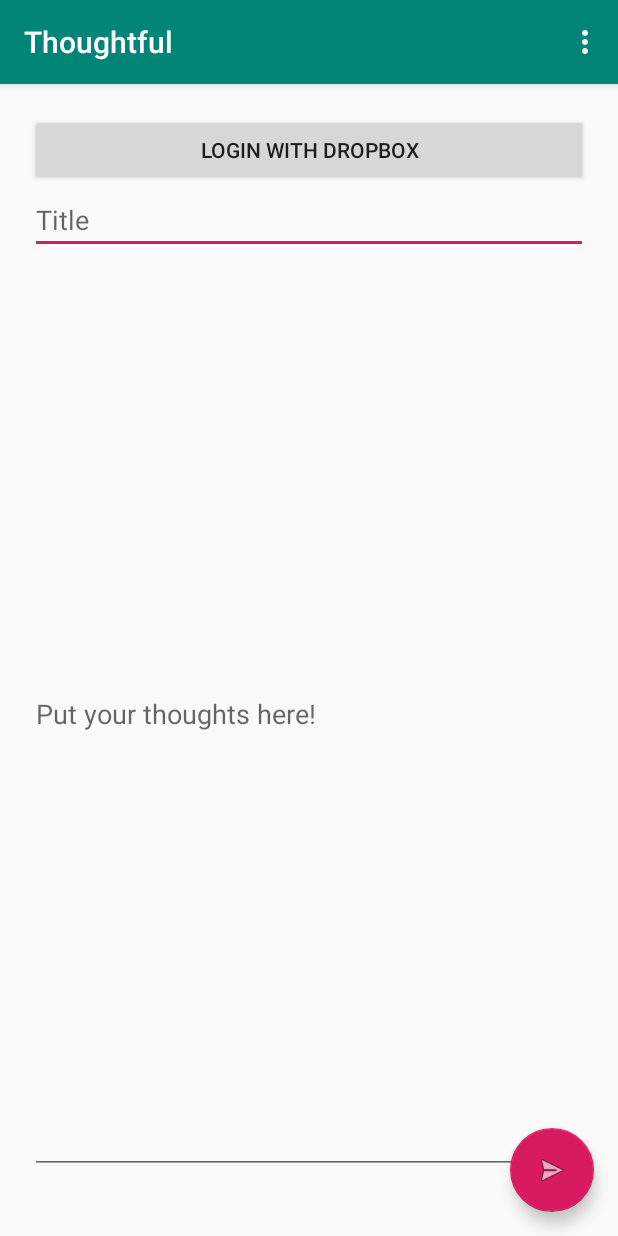
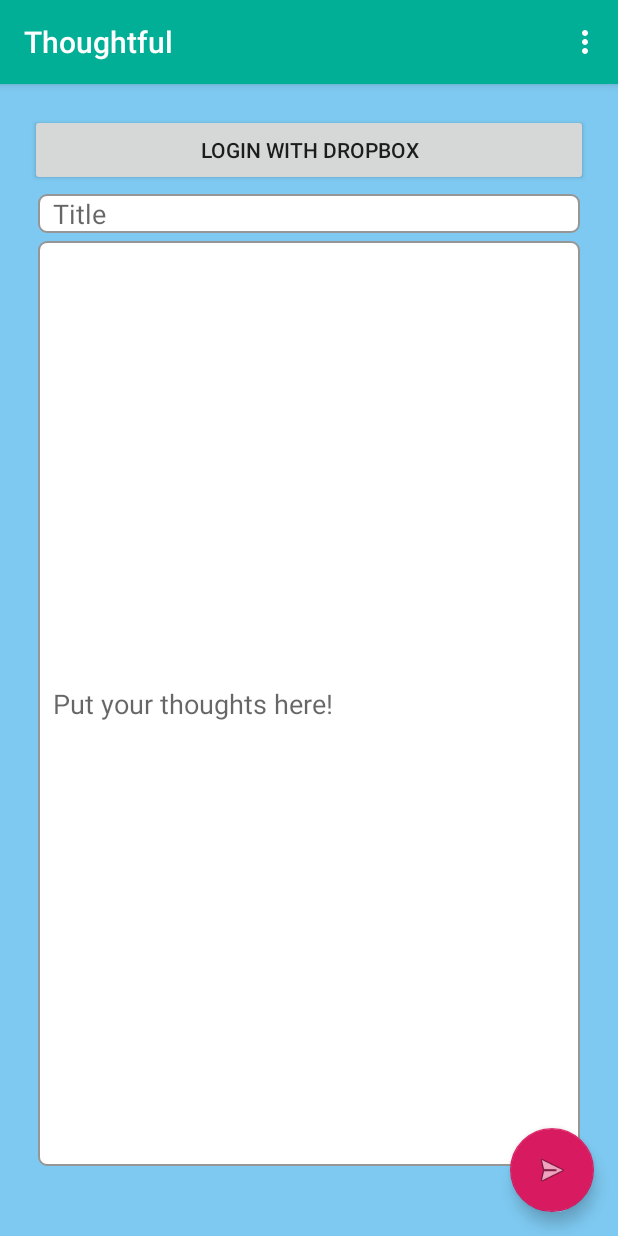
Before and after one commit to meergruen/thoughtful, an Android app: the screen it shows after launch (MainActivity), on a phone screen of 412 x 824 dp. Run offline under Robolectric (Android 15) with nearby library versions, the phone set to English and light mode, and no system bars; libraries missing offline, so code that uses them is left out: com.dropbox.core; 3 statements that could not run were skipped.

```diff
--- a/app/src/main/AndroidManifest.xml
+++ b/app/src/main/AndroidManifest.xml
@@ -1,6 +1,6 @@
 <?xml version="1.0" encoding="utf-8"?>
 <manifest xmlns:android="http://schemas.android.com/apk/res/android"
-    package="com.example.thoughtful">
+    package="com.meergruen.thoughtful">
 
 
     <uses-permission android:name="android.permission.INTERNET" />
--- a/app/src/main/java/com/example/thoughtful/DropboxActivity.kt
+++ b/app/src/main/java/com/meergruen/thoughtful/DropboxActivity.kt
@@ -1,9 +1,9 @@
-package com.example.thoughtful
+package com.meergruen.thoughtful
 
 import android.content.Context
 import androidx.appcompat.app.AppCompatActivity
 import com.dropbox.core.android.Auth
-import com.example.thoughtful.DropboxClient.init
+import com.meergruen.thoughtful.DropboxClient.init
 
 /**
  * Base class for Activities that require auth tokens
--- a/app/src/main/java/com/example/thoughtful/GetCurrentAccountTask.kt
+++ b/app/src/main/java/com/meergruen/thoughtful/GetCurrentAccountTask.kt
@@ -1,4 +1,4 @@
-package com.example.thoughtful
+package com.meergruen.thoughtful
 
 import android.os.AsyncTask
 import com.dropbox.core.DbxException
--- /dev/null
+++ b/app/src/main/res/drawable/rounded_corner.xml
@@ -0,0 +1,17 @@
+<?xml version="1.0" encoding="utf-8"?>
+<shape
+    xmlns:android="http://schemas.android.com/apk/res/android" >
+    <stroke
+        android:width="1dp"
+        android:color="@color/border" />
+
+    <solid android:color="#ffffff" />
+
+    <padding
+        android:left="1dp"
+        android:right="1dp"
+        android:bottom="1dp"
+        android:top="1dp" />
+
+    <corners android:radius="5dp" />
+</shape>
--- a/app/src/main/res/layout/activity_main.xml
+++ b/app/src/main/res/layout/activity_main.xml
@@ -4,6 +4,7 @@
     xmlns:tools="http://schemas.android.com/tools"
     android:layout_width="match_parent"
     android:layout_height="match_parent"
+    android:background="@color/background"
     tools:context=".MainActivity">
 
     <com.google.android.material.appbar.AppBarLayout
@@ -20,7 +21,6 @@
 
     </com.google.android.material.appbar.AppBarLayout>
 
-
     <FrameLayout
         android:id="@+id/content"
         android:layout_width="match_parent"
@@ -29,7 +29,6 @@
         <include layout="@layout/content_main" />
 
     </FrameLayout>
-
 
     <com.google.android.material.floatingactionbutton.FloatingActionButton
         android:id="@+id/fab"
--- a/app/src/main/res/layout/content_main.xml
+++ b/app/src/main/res/layout/content_main.xml
@@ -1,5 +1,6 @@
 <?xml version="1.0" encoding="utf-8"?>
-<androidx.constraintlayout.widget.ConstraintLayout xmlns:android="http://schemas.android.com/apk/res/android"
+<androidx.constraintlayout.widget.ConstraintLayout
+    xmlns:android="http://schemas.android.com/apk/res/android"
     xmlns:app="http://schemas.android.com/apk/res-auto"
     xmlns:tools="http://schemas.android.com/tools"
     android:layout_width="match_parent"
@@ -10,7 +11,7 @@
 
     <Button
         android:id="@+id/login_button"
-        android:text="Login with Dropbox"
+        android:text="@string/login_button"
         android:layout_width="match_parent"
         android:layout_height="wrap_content"
         app:layout_constraintTop_toTopOf="parent" />
@@ -32,6 +33,13 @@
         android:layout_width="match_parent"
         android:layout_height="wrap_content"
         android:hint="@string/title_hint"
+        android:maxLength="30"
+
+        android:background="@drawable/rounded_corner"
+        android:paddingStart="10dp"
+        android:paddingEnd="10dp"
+        android:layout_margin="5dp"
+
         app:layout_constraintTop_toBottomOf="@+id/name_text"
         app:layout_constraintLeft_toLeftOf="parent"
         app:layout_constraintRight_toRightOf="parent" />
@@ -43,6 +51,12 @@
         android:hint="@string/text_edit_hint"
         android:inputType="textMultiLine"
         android:scrollbars="vertical"
+
+        android:background="@drawable/rounded_corner"
+        android:paddingStart="10dp"
+        android:paddingEnd="10dp"
+        android:layout_margin="5dp"
+
         app:layout_constraintTop_toBottomOf="@+id/edit_title"
         app:layout_constraintLeft_toLeftOf="parent"
         app:layout_constraintRight_toRightOf="parent"
--- a/app/src/main/res/values/colors.xml
+++ b/app/src/main/res/values/colors.xml
@@ -1,6 +1,8 @@
 <?xml version="1.0" encoding="utf-8"?>
 <resources>
-    <color name="colorPrimary">#008577</color>
+    <color name="background">#7EC9F1</color>
+    <color name="border">#969696</color>
+    <color name="colorPrimary">#01AE96</color>
     <color name="colorPrimaryDark">#00574B</color>
     <color name="colorAccent">#D81B60</color>
 </resources>
--- a/app/src/main/res/values/strings.xml
+++ b/app/src/main/res/values/strings.xml
@@ -4,4 +4,5 @@
     <string name="text_edit_hint">Put your thoughts here!</string>
     <string name="title_hint">Title</string>
     <string name="app_key">8koez12nqwamh5q</string>
+    <string name="login_button">Login with Dropbox</string>
 </resources>
--- a/build.gradle
+++ b/build.gradle
@@ -1,14 +1,14 @@
 // Top-level build file where you can add configuration options common to all sub-projects/modules.
 
 buildscript {
-    ext.kotlin_version = '1.3.61'
+    ext.kotlin_version = '1.3.71'
     repositories {
         google()
         jcenter()
 
     }
     dependencies {
-        classpath 'com.android.tools.build:gradle:3.5.3'
+        classpath 'com.android.tools.build:gradle:3.6.1'
         classpath "org.jetbrains.kotlin:kotlin-gradle-plugin:$kotlin_version"
         // NOTE: Do not place your application dependencies here; they belong
         // in the individual module build.gradle files
```
Also changed, not shown: app/build.gradle (+6 -6 lines), app/src/main/java/com/meergruen/thoughtful/Dialog.kt (added, +38 -0 lines), app/src/main/java/com/meergruen/thoughtful/DropboxClient.kt (renamed from app/src/main/java/com/example/thoughtful/DropboxClient.kt, +6 -3 lines), app/src/main/java/com/meergruen/thoughtful/MainActivity.kt (renamed from app/src/main/java/com/example/thoughtful/MainActivity.kt, +11 -6 lines), app/src/main/java/com/meergruen/thoughtful/UploadFileTask.kt (renamed from app/src/main/java/com/example/thoughtful/UploadFileTask.kt, +35 -30 lines), gradle/wrapper/gradle-wrapper.properties, 2 other files.
